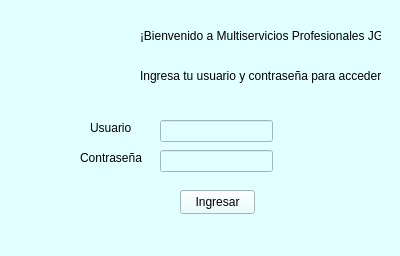
First picture: the form in login.ui, repository ileosalazar/MultiserviciosProfesionalesJG, before the edit.
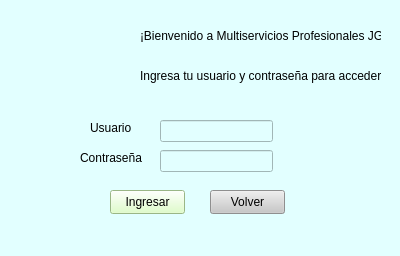
Second picture: the form after the edit. Icons and pictures are not drawn.

Patch:
```diff
--- a/login.ui
+++ b/login.ui
@@ -68,12 +68,15 @@
   <widget class="QPushButton" name="btn_entrar">
    <property name="geometry">
     <rect>
-     <x>180</x>
+     <x>110</x>
      <y>190</y>
      <width>75</width>
      <height>24</height>
     </rect>
    </property>
+   <property name="styleSheet">
+    <string notr="true">background-color: rgb(215, 255, 188);</string>
+   </property>
    <property name="text">
     <string>Ingresar</string>
    </property>
@@ -136,6 +139,22 @@
     <bool>true</bool>
    </property>
   </widget>
+  <widget class="QPushButton" name="btn_volver">
+   <property name="geometry">
+    <rect>
+     <x>210</x>
+     <y>190</y>
+     <width>75</width>
+     <height>24</height>
+    </rect>
+   </property>
+   <property name="styleSheet">
+    <string notr="true">background-color: rgb(200, 200, 200);</string>
+   </property>
+   <property name="text">
+    <string>Volver</string>
+   </property>
+  </widget>
  </widget>
  <resources/>
  <connections/>
```
